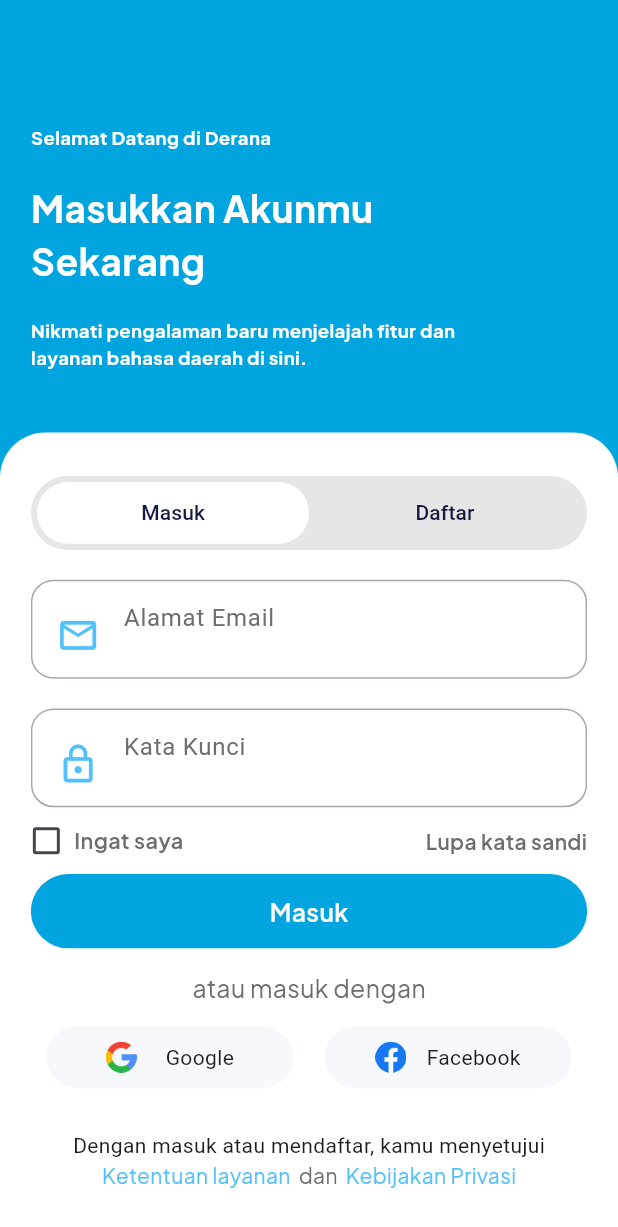
After one commit to AhmadAsroruddin/Derana, a Flutter app: the screen it shows after launch, after a tap on "Daftar di sini", on a phone screen of 412 x 824 dp. The commit adds this screen. Shown: the top 1227 px of the screen. Run offline on Flutter 3.47's test engine with Material 3 defaults, Android fonts, the phone set to English and light mode, and no system bars; our stand-ins replace flutter_bloc, get_it, google_fonts, shared_preferences, smooth_page_indicator.

Commit message:
[UI] authentication done

```diff
--- /dev/null
+++ b/lib/presentation/pages/Authentication/auth_page.dart
@@ -0,0 +1,146 @@
+import 'package:derana_multipart/presentation/pages/Authentication/login_page.dart';
+import 'package:derana_multipart/presentation/pages/Authentication/register_page.dart';
+import 'package:derana_multipart/presentation/shared/const.dart';
+import 'package:derana_multipart/presentation/shared/theme.dart';
+import 'package:flutter/material.dart';
+
+class AuthPage extends StatefulWidget {
+  const AuthPage({super.key});
+  static const routeName = "/authPage";
+
+  @override
+  State<AuthPage> createState() => _AuthPageState();
+}
+
+class _AuthPageState extends State<AuthPage>
+    with SingleTickerProviderStateMixin {
+  late TabController _tabController;
+
+  @override
+  void initState() {
+    _tabController = TabController(length: 2, vsync: this);
+    super.initState();
+  }
+
+  @override
+  void dispose() {
+    _tabController.dispose();
+    super.dispose();
+  }
+
+  @override
+  Widget build(BuildContext context) {
+    return Scaffold(
+      body: SingleChildScrollView(
+        child: Container(
+          width: deviceWidth,
+          height: deviceHeight,
+          decoration: BoxDecoration(color: primaryColor),
+          child: Column(
+            children: <Widget>[
+              Container(
+                padding: EdgeInsets.only(
+                    top: deviceHeight * 0.1,
+                    left: deviceWidth * 0.05,
+                    right: deviceWidth * 0.05,
+                    bottom: deviceHeight * 0.05),
+                width: deviceWidth,
+                height: deviceHeight * 0.35,
+                child: Column(
+                  crossAxisAlignment: CrossAxisAlignment.start,
+                  mainAxisAlignment: MainAxisAlignment.spaceBetween,
+                  children: <Widget>[
+                    Text(
+                      "Selamat Datang di Derana",
+                      style: whiteTextStyle.copyWith(
+                        fontWeight: bold,
+                        fontSize: deviceWidth * 0.03,
+                      ),
+                    ),
+                    Text(
+                      "Masukkan Akunmu\nSekarang",
+                      style: whiteTextStyle.copyWith(
+                        fontSize: deviceWidth * 0.06,
+                        fontWeight: bold,
+                      ),
+                    ),
+                    Text(
+                      "Nikmati pengalaman baru menjelajah fitur dan\nlayanan bahasa daerah di sini.",
+                      style: whiteTextStyle.copyWith(
+                        fontWeight: bold,
+                        fontSize: deviceWidth * 0.03,
+                      ),
+                    ),
+                  ],
+                ),
+              ),
+              Container(
+                width: deviceWidth,
+                height: deviceHeight * 0.65,
+                padding: EdgeInsets.symmetric(
+                    horizontal: deviceWidth * 0.05,
+                    vertical: deviceHeight * 0.035),
+                decoration: BoxDecoration(
+                  color: whiteColor,
+                  borderRadius: const BorderRadius.only(
+                    topLeft: Radius.circular(30),
+                    topRight: Radius.circular(30),
+                  ),
+                ),
+                child: Column(
+                  children: <Widget>[
+                    Container(
+                      padding: EdgeInsets.symmetric(
+                          horizontal: deviceWidth * 0.01, // Adjusted padding
+                          vertical: deviceHeight * 0.005),
+                      decoration: BoxDecoration(
+                        color: const Color.fromRGBO(230, 230, 230, 1),
+                        borderRadius: BorderRadius.circular(50),
+                      ),
+                      height: deviceHeight * 0.06,
+                      child: TabBar(
+                        controller: _tabController,
+                        labelColor: blackColor,
+                        unselectedLabelColor: blackColor, // Optional
+                        indicator: BoxDecoration(
+                          borderRadius: BorderRadius.circular(
+                              50), // Adjusted borderRadius
+                          color: whiteColor,
+                        ),
+                        indicatorSize: TabBarIndicatorSize.tab,
+                        indicatorWeight: 0,
+                        dividerColor: Colors.transparent,
+                        tabs: [
+                          Container(
+                            padding: const EdgeInsets.all(5),
+                            child: const Center(
+                              child: Tab(
+                                text: "Masuk",
+                              ),
+                            ),
+                          ),
+                          const Tab(
+                            text: "Daftar",
+                          )
+                        ],
+                      ),
+                    ),
+                    Expanded(
+                      child: TabBarView(
+                        controller: _tabController,
+                        children: [
+                          const LoginPage(),
+                          RegisterPage(),
+                        ],
+                      ),
+                    )
+                  ],
+                ),
+              )
+            ],
+          ),
+        ),
+      ),
+    );
+  }
+}
--- /dev/null
+++ b/lib/presentation/pages/Authentication/login_page.dart
@@ -0,0 +1,154 @@
+import 'package:derana_multipart/presentation/shared/const.dart';
+import 'package:derana_multipart/presentation/shared/theme.dart';
+import 'package:flutter/material.dart';
+
+import '../../shared/auth_custom_textfield.dart';
+import '../../shared/footer_auth_widget.dart';
+
+class LoginPage extends StatefulWidget {
+  const LoginPage({super.key});
+
+  @override
+  State<LoginPage> createState() => _LoginPageState();
+}
+
+class _LoginPageState extends State<LoginPage> {
+  TextEditingController email = TextEditingController();
+  TextEditingController password = TextEditingController();
+  bool isChecked = false;
+
+  @override
+  Widget build(BuildContext context) {
+    return Column(
+      crossAxisAlignment: CrossAxisAlignment.start,
+      mainAxisAlignment: MainAxisAlignment.spaceEvenly,
+      children: <Widget>[
+        SizedBox(
+          height: deviceHeight * 0.02,
+        ),
+        AuthCustomTextField(
+          label: "Alamat Email",
+          icon: Icons.email_outlined,
+          controller: email,
+        ),
+        SizedBox(
+          height: deviceHeight * 0.02,
+        ),
+        AuthCustomTextField(
+          icon: Icons.lock_outline,
+          label: "Kata Kunci",
+          controller: password,
+          isPassword: true,
+        ),
+        Row(
+          mainAxisAlignment: MainAxisAlignment.spaceBetween,
+          children: <Widget>[
+            Row(
+              mainAxisAlignment: MainAxisAlignment.spaceBetween,
+              children: <Widget>[
+                SizedBox(
+                  width: deviceWidth * 0.05,
+                  height: deviceHeight * 0.05,
+                  child: Checkbox(
+                    value: isChecked,
+                    onChanged: (bool? value) {
+                      setState(() {
+                        isChecked = value ?? false;
+                      });
+                    },
+                  ),
+                ),
+                SizedBox(
+                  width: deviceWidth * 0.02,
+                ),
+                Text(
+                  'Ingat saya',
+                  style: lightGreyTextStyle.copyWith(
+                    fontSize: deviceWidth * 0.035,
+                    fontWeight: semiBold,
+                  ),
+                ),
+              ],
+            ),
+            GestureDetector(
+              onTap: () {},
+              child: Text(
+                'Lupa kata sandi',
+                style: lightGreyTextStyle.copyWith(fontWeight: semiBold),
+              ),
+            ),
+          ],
+        ),
+        Center(
+          child: Container(
+            height: deviceHeight * 0.06,
+            decoration: BoxDecoration(
+                color: primaryColor, borderRadius: BorderRadius.circular(30)),
+            child: Center(
+              child: Text(
+                "Masuk",
+                style: whiteTextStyle.copyWith(
+                    fontWeight: semiBold, fontSize: deviceWidth * 0.04),
+              ),
+            ),
+          ),
+        ),
+        Container(
+          margin: EdgeInsets.symmetric(vertical: deviceHeight * 0.015),
+          child: Center(
+            child: Text(
+              "atau masuk dengan",
+              style: lightGreyTextStyle.copyWith(fontSize: deviceWidth * 0.04),
+            ),
+          ),
+        ),
+        const Row(
+          mainAxisAlignment: MainAxisAlignment.spaceAround,
+          children: <Widget>[
+            OtherLogin(
+              label: "Google",
+              photo: "google",
+            ),
+            OtherLogin(
+              photo: "logos_facebook",
+              label: "Facebook",
+            )
+          ],
+        ),
+        SizedBox(
+          height: deviceHeight * 0.03,
+        ),
+        const FooterAuth()
+      ],
+    );
+  }
+}
+
+class OtherLogin extends StatelessWidget {
+  const OtherLogin({super.key, required this.photo, required this.label});
+  final String photo;
+  final String label;
+  @override
+  Widget build(BuildContext context) {
+    return Container(
+      width: deviceWidth * 0.4,
+      height: deviceHeight * 0.05,
+      padding: EdgeInsets.symmetric(
+        horizontal: deviceWidth * 0.05,
+      ),
+      decoration: BoxDecoration(
+          color: lightBackgroundColor, borderRadius: BorderRadius.circular(25)),
+      child: Row(
+        mainAxisAlignment: MainAxisAlignment.spaceEvenly,
+        children: <Widget>[
+          Image.asset(
+            'assets/image/$photo.png', // Ganti dengan path ke file SVG Anda
+            width: deviceWidth * 0.05, // Lebar ikon
+            height: deviceHeight * 0.05, // Tinggi ikon
+          ),
+          Text(label)
+        ],
+      ),
+    );
+  }
+}
--- /dev/null
+++ b/lib/presentation/pages/Authentication/register_page.dart
@@ -0,0 +1,64 @@
+import 'package:derana_multipart/presentation/shared/auth_custom_textfield.dart';
+import 'package:flutter/material.dart';
+
+import '../../shared/const.dart';
+import '../../shared/footer_auth_widget.dart';
+import '../../shared/theme.dart';
+
+class RegisterPage extends StatelessWidget {
+  RegisterPage({super.key});
+
+  final TextEditingController nameController = TextEditingController();
+  final TextEditingController noTelpController = TextEditingController();
+  final TextEditingController emailController = TextEditingController();
+  final TextEditingController passwordController = TextEditingController();
+
+  @override
+  Widget build(BuildContext context) {
+    return Column(
+      mainAxisAlignment: MainAxisAlignment.spaceAround,
+      children: <Widget>[
+        SizedBox(
+          height: deviceHeight * 0.02,
+        ),
+        AuthCustomTextField(
+          icon: Icons.person,
+          label: "Nama Lengkap",
+          controller: nameController,
+        ),
+        AuthCustomTextField(
+          icon: Icons.smartphone,
+          label: "Nomor Telepon",
+          controller: noTelpController,
+        ),
+        AuthCustomTextField(
+          icon: Icons.email_outlined,
+          label: "Alamat Email",
+          controller: emailController,
+        ),
+        AuthCustomTextField(
+          icon: Icons.lock_outline,
+          label: "Kata Kunci",
+          controller: passwordController,
+          isPassword: true,
+        ),
+        Center(
+          child: Container(
+            height: deviceHeight * 0.06,
+            margin: EdgeInsets.symmetric(vertical: deviceHeight * 0.01),
+            decoration: BoxDecoration(
+                color: primaryColor, borderRadius: BorderRadius.circular(30)),
+            child: Center(
+              child: Text(
+                "Daftar",
+                style: whiteTextStyle.copyWith(
+                    fontWeight: semiBold, fontSize: deviceWidth * 0.04),
+              ),
+            ),
+          ),
+        ),
+        const FooterAuth()
+      ],
+    );
+  }
+}
--- a/lib/presentation/pages/onboarding_page.dart
+++ b/lib/presentation/pages/onboarding_page.dart
@@ -1,5 +1,5 @@
+import 'package:derana_multipart/presentation/pages/Authentication/auth_page.dart';
 import 'package:flutter/material.dart';
-import 'package:font_awesome_flutter/font_awesome_flutter.dart';
 import 'package:google_fonts/google_fonts.dart';
 import 'package:smooth_page_indicator/smooth_page_indicator.dart';
 
@@ -197,6 +197,9 @@ class _OnboardingPageState extends State<OnboardingPage> {
                   ),
                 ),
                 GestureDetector(
+                  onTap: () {
+                    Navigator.of(context).pushNamed(AuthPage.routeName);
+                  },
                   child: Text(
                     "Daftar di sini",
                     style: GoogleFonts.plusJakartaSans().copyWith(
--- a/lib/presentation/routes/router_delegate.dart
+++ b/lib/presentation/routes/router_delegate.dart
@@ -1,4 +1,5 @@
 import 'package:derana_multipart/presentation/bloc/routes/route_cubit.dart';
+import 'package:derana_multipart/presentation/pages/Authentication/auth_page.dart';
 import 'package:derana_multipart/presentation/pages/onboarding_page.dart';
 import 'package:flutter/material.dart';
 
@@ -39,6 +40,16 @@ class MyRouterDelegate extends RouterDelegate
     return Navigator(
       key: navigatorKey,
       pages: historyStack,
+      onGenerateRoute: (settings) {
+        if (settings.name == AuthPage.routeName) {
+          return MaterialPageRoute(
+            builder: (context) => const AuthPage(),
+            settings: settings,
+          );
+        }
+        return null;
+      },
+      // ignore: deprecated_member_use
       onPopPage: (route, result) {
         final didPop = route.didPop(result);
 
@@ -51,6 +62,6 @@ class MyRouterDelegate extends RouterDelegate
     );
   }
 
-  List<Page> get _splashStack => [MaterialPage(child: OnboardingPage())];
+  List<Page> get _splashStack => [const MaterialPage(child: OnboardingPage())];
   List<Page> get _loggedOutStack => [];
 }
--- /dev/null
+++ b/lib/presentation/shared/auth_custom_textfield.dart
@@ -0,0 +1,59 @@
+import 'package:flutter/material.dart';
+
+import 'const.dart';
+import 'theme.dart';
+
+class AuthCustomTextField extends StatelessWidget {
+  const AuthCustomTextField({
+    super.key,
+    required this.icon,
+    required this.label,
+    required this.controller,
+    this.isPassword = false,
+  });
+
+  final IconData icon;
+  final String label;
+  final TextEditingController controller;
+  final bool isPassword;
+
+  @override
+  Widget build(BuildContext context) {
+    return Container(
+      height: deviceHeight * 0.08,
+      decoration: BoxDecoration(
+        border: Border.all(
+          width: 1,
+          color: greyColor,
+        ),
+        borderRadius: BorderRadius.circular(15),
+      ),
+      child: Center(
+        child: ListTile(
+          leading: Icon(
+            icon,
+            size: deviceWidth * 0.07,
+            color: blueColor,
+          ),
+          title: Text(
+            label,
+            style: const TextStyle(color: Color.fromRGBO(109, 109, 109, 1.0)),
+          ),
+          subtitle: TextField(
+            obscureText: isPassword,
+            controller: controller,
+            decoration: const InputDecoration(
+              border: InputBorder.none,
+              contentPadding: EdgeInsets.zero,
+              isDense: true,
+            ),
+            style: blackTextStyle.copyWith(
+              fontSize: deviceWidth * 0.035,
+              fontWeight: semiBold,
+            ),
+          ),
+        ),
+      ),
+    );
+  }
+}
--- /dev/null
+++ b/lib/presentation/shared/footer_auth_widget.dart
@@ -0,0 +1,39 @@
+import 'package:flutter/material.dart';
+
+import 'theme.dart';
+
+class FooterAuth extends StatelessWidget {
+  const FooterAuth({
+    super.key,
+  });
+
+  @override
+  Widget build(BuildContext context) {
+    return Column(
+      children: [
+        const Center(
+          child: Text(
+            "Dengan masuk atau mendaftar, kamu menyetujui",
+          ),
+        ),
+        Row(
+          mainAxisAlignment: MainAxisAlignment.center,
+          children: <Widget>[
+            Text(
+              "Ketentuan layanan ",
+              style: blueTextStyle,
+            ),
+            Text(
+              " dan ",
+              style: lightGreyTextStyle,
+            ),
+            Text(
+              " Kebijakan Privasi",
+              style: blueTextStyle,
+            ),
+          ],
+        ),
+      ],
+    );
+  }
+}
--- a/lib/presentation/shared/theme.dart
+++ b/lib/presentation/shared/theme.dart
@@ -13,24 +13,27 @@ Color greenColor = const Color(0xff22B07D);
 Color numberBackgroundColor = const Color(0xff1A1D2E);
 Color redColor = const Color(0xffFF2566);
 Color primaryColor = const Color.fromRGBO(0, 164, 222, 1.0);
+Color anotherGrey = const Color.fromRGBO(109, 109, 109, 1.0);
 
-TextStyle blackTextStyle = GoogleFonts.poppins(
+TextStyle blackTextStyle = GoogleFonts.plusJakartaSans(
   color: blackColor,
 );
 
-TextStyle whiteTextStyle = GoogleFonts.poppins(
+TextStyle lightGreyTextStyle = GoogleFonts.plusJakartaSans(color: anotherGrey);
+
+TextStyle whiteTextStyle = GoogleFonts.plusJakartaSans(
   color: whiteColor,
 );
 
-TextStyle greyTextStyle = GoogleFonts.poppins(
+TextStyle greyTextStyle = GoogleFonts.plusJakartaSans(
   color: greyColor,
 );
 
-TextStyle blueTextStyle = GoogleFonts.poppins(
+TextStyle blueTextStyle = GoogleFonts.plusJakartaSans(
   color: blueColor,
 );
 
-TextStyle greenTextStyle = GoogleFonts.poppins(
+TextStyle greenTextStyle = GoogleFonts.plusJakartaSans(
   color: greenColor,
 );
 
```
Also changed, not shown: assets/image/logos_facebook.png (added).
